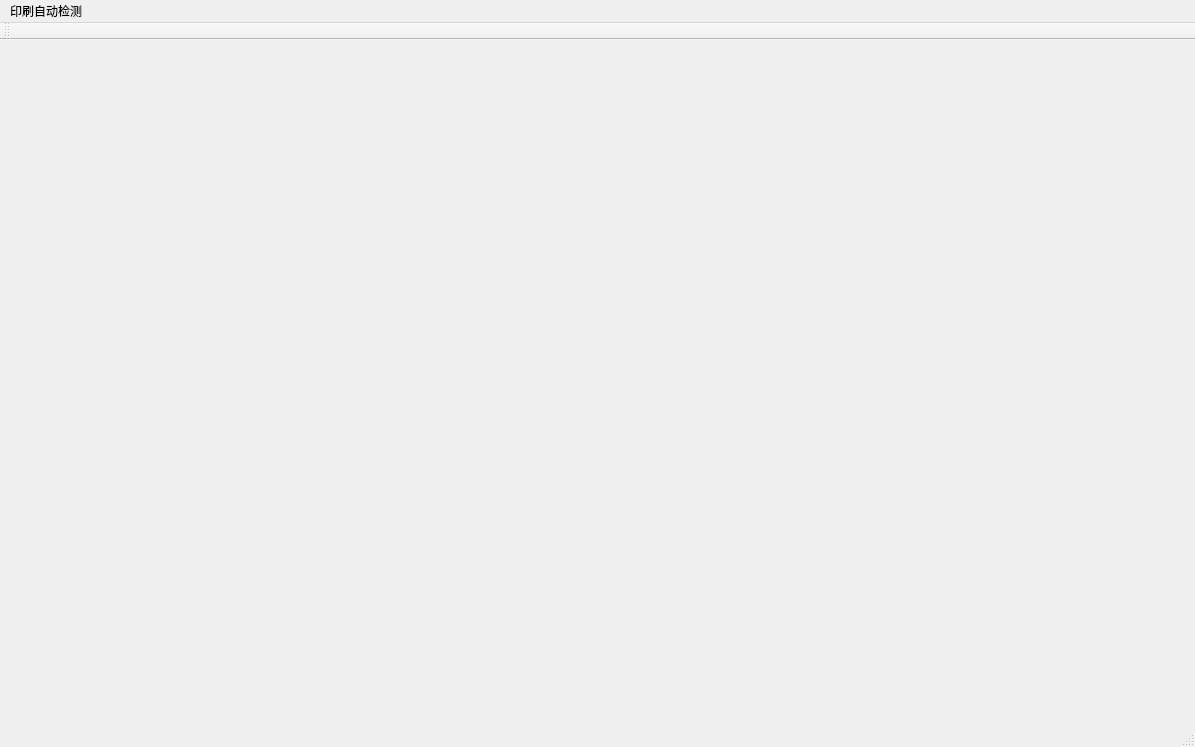
This is Lens_Ring/mainwindow.ui in MacavityT/LensRing as Qt 5 draws it before an edit. The edited form follows.
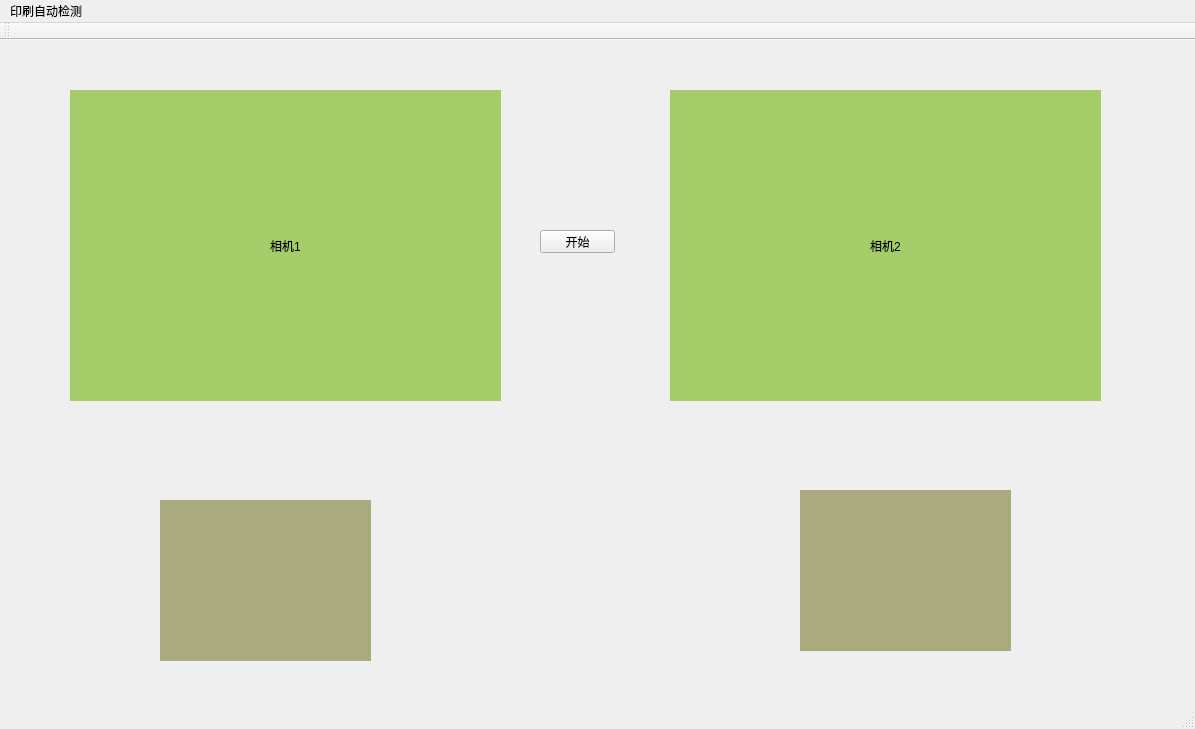
This is the edited form.

The edit to the form file:
```diff
--- a/Lens_Ring/mainwindow.ui
+++ b/Lens_Ring/mainwindow.ui
@@ -7,13 +7,107 @@
     <x>0</x>
     <y>0</y>
     <width>1195</width>
-    <height>747</height>
+    <height>729</height>
    </rect>
   </property>
   <property name="windowTitle">
    <string>MainWindow</string>
   </property>
-  <widget class="QWidget" name="centralWidget"/>
+  <widget class="QWidget" name="centralWidget">
+   <widget class="QLabel" name="label">
+    <property name="geometry">
+     <rect>
+      <x>160</x>
+      <y>460</y>
+      <width>211</width>
+      <height>161</height>
+     </rect>
+    </property>
+    <property name="styleSheet">
+     <string notr="true">background-color: rgb(170, 170, 127);
+font: 24pt &quot;AcadEref&quot;;</string>
+    </property>
+    <property name="text">
+     <string/>
+    </property>
+    <property name="alignment">
+     <set>Qt::AlignCenter</set>
+    </property>
+   </widget>
+   <widget class="QLabel" name="label_2">
+    <property name="geometry">
+     <rect>
+      <x>800</x>
+      <y>450</y>
+      <width>211</width>
+      <height>161</height>
+     </rect>
+    </property>
+    <property name="styleSheet">
+     <string notr="true">background-color: rgb(170, 170, 127);
+font: 24pt &quot;AcadEref&quot;;</string>
+    </property>
+    <property name="text">
+     <string/>
+    </property>
+    <property name="alignment">
+     <set>Qt::AlignCenter</set>
+    </property>
+   </widget>
+   <widget class="QLabel" name="label_3">
+    <property name="geometry">
+     <rect>
+      <x>70</x>
+      <y>50</y>
+      <width>431</width>
+      <height>311</height>
+     </rect>
+    </property>
+    <property name="styleSheet">
+     <string notr="true">font: 24pt &quot;AcadEref&quot;;
+background-color: rgb(164, 205, 106);</string>
+    </property>
+    <property name="text">
+     <string>相机1</string>
+    </property>
+    <property name="alignment">
+     <set>Qt::AlignCenter</set>
+    </property>
+   </widget>
+   <widget class="QLabel" name="label_4">
+    <property name="geometry">
+     <rect>
+      <x>670</x>
+      <y>50</y>
+      <width>431</width>
+      <height>311</height>
+     </rect>
+    </property>
+    <property name="styleSheet">
+     <string notr="true">font: 24pt &quot;AcadEref&quot;;
+background-color: rgb(164, 205, 106);</string>
+    </property>
+    <property name="text">
+     <string>相机2</string>
+    </property>
+    <property name="alignment">
+     <set>Qt::AlignCenter</set>
+    </property>
+   </widget>
+   <widget class="QPushButton" name="START">
+    <property name="geometry">
+     <rect>
+      <x>540</x>
+      <y>190</y>
+      <width>75</width>
+      <height>23</height>
+     </rect>
+    </property>
+    <property name="text">
+     <string>开始</string>
+    </property>
+   </widget>
+  </widget>
   <widget class="QMenuBar" name="menuBar">
    <property name="geometry">
     <rect>
```
